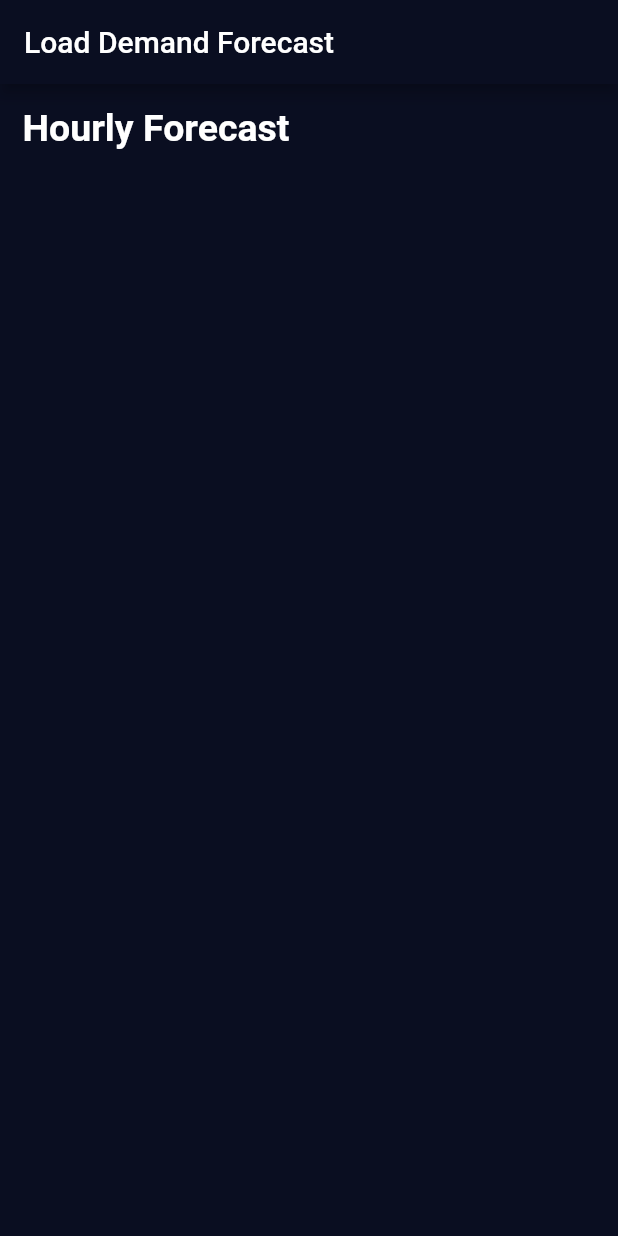
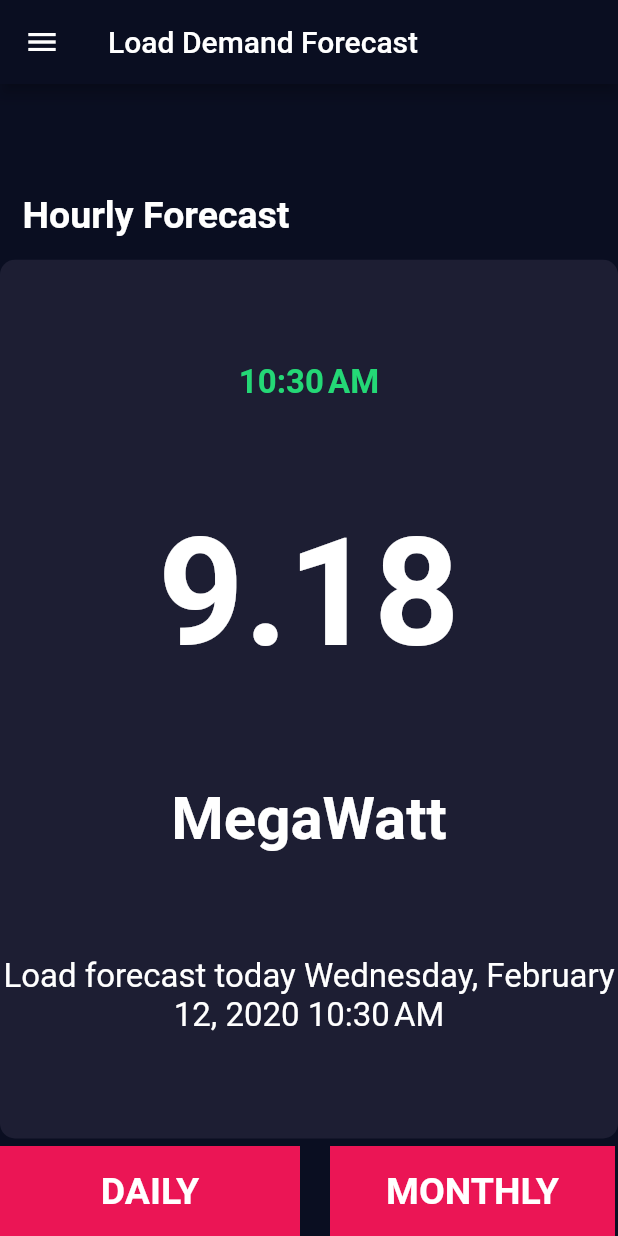
Before and after one commit to Ghaffaru15/load-demand-forecast-mobile, a Flutter app: the screen it shows after launch, on a phone screen of 412 x 824 dp. Run offline on Flutter 3.47's test engine with Material 2 defaults, Android fonts, the phone set to English and light mode, and no system bars; our stand-ins replace modal_progress_hud; network calls fail.

Commit message:
ui design

```diff
--- a/lib/main.dart
+++ b/lib/main.dart
@@ -1,4 +1,9 @@
 import 'package:flutter/material.dart';
+import 'package:intl/intl.dart';
+import 'package:http/http.dart' as http;
+import 'dart:io';
+import 'dart:convert';
+import 'package:modal_progress_hud/modal_progress_hud.dart';
 
 void main() => runApp(MyApp());
 
@@ -8,6 +13,58 @@ class MyApp extends StatefulWidget {
 }
 
 class _MyAppState extends State<MyApp> {
+
+  bool showSpinner = false;
+
+  var now = DateTime.now();
+  double humidity;
+  double temperature;
+
+  double prediction;
+
+  Future fetchWeatherData() async {
+
+    final http.Response response = await http.get('http://api.openweathermap.org/data/2.5/weather?q=Ghana,sunyani&appid=e3311f6761891b3558c08b64e1a9bcf9');
+    print(response.statusCode);
+  }
+  Future predictHourly() async {
+    var data = {
+      "day": DateTime.now().day,
+      "hour": DateTime.now().hour,
+      "month": DateTime.now().month,
+      "humidity": 23.12,
+      "temperature": 12.44
+    };
+    var jsonData = json.encode(data);
+
+    final http.Response response = await http.post('https://load-demand-forecast.herokuapp.com/api/predict/hourly',
+        headers: {
+          'Content-Type': 'application/json',
+          'accept': 'application/json'
+        },
+        body: jsonData);
+
+    print(response.body);
+  }
+
+  @override
+  void initState() {
+
+    showSpinner = true;
+    predictHourly();
+    fetchWeatherData();
+    showSpinner = false;
+    print(DateTime.now().day);
+    super.initState();
+  }
+
+  @override
+  void didUpdateWidget(MyApp oldWidget) {
+    predictHourly();
+//    print(DateTime.now().day);
+    super.didUpdateWidget(oldWidget);
+  }
+
   @override
   Widget build(BuildContext context) {
     return MaterialApp(
@@ -15,28 +72,109 @@ class _MyAppState extends State<MyApp> {
           primaryColor: Color(0xFF0A0E21),
           accentColor: Colors.purple,
           scaffoldBackgroundColor: Color(0xFF0A0E21),
-        textTheme: TextTheme(body1: TextStyle(color: Colors.white))
-      ),
+          textTheme: TextTheme(body1: TextStyle(color: Colors.white))),
       debugShowCheckedModeBanner: false,
       title: "hi",
       home: Scaffold(
+        drawer: Drawer(),
         appBar: AppBar(
           title: Text('Load Demand Forecast'),
         ),
-        body: Column(
+        body: ModalProgressHUD(
+          inAsyncCall: showSpinner,
+          child: Column(
             crossAxisAlignment: CrossAxisAlignment.stretch,
             mainAxisAlignment: MainAxisAlignment.center,
             children: <Widget>[
               Expanded(
                 child: Container(
+                  alignment: Alignment.bottomLeft,
                   child: Text(
                     'Hourly Forecast',
                     style: TextStyle(fontSize: 25.0, fontWeight: FontWeight.bold),
                   ),
                   padding: EdgeInsets.all(15.0),
                 ),
+              ),
+              Expanded(
+                flex: 5,
+                child: Container(
+                  decoration: BoxDecoration(
+                    borderRadius: BorderRadius.circular(10.0),
+                    color: Color(0xFF1D1E33),
+                  ),
+                  child: Column(
+                    mainAxisAlignment: MainAxisAlignment.spaceEvenly,
+                    crossAxisAlignment: CrossAxisAlignment.center,
+                    children: <Widget>[
+                      Text(
+                        DateFormat.jm().format(DateTime.now()),
+                        style: TextStyle(
+                            color: Color(0xFF24D876),
+                            fontSize: 22.0,
+                            fontWeight: FontWeight.bold),
+                      ),
+                      Text(
+                        '9.18',
+                        style: TextStyle(
+                            fontWeight: FontWeight.bold, fontSize: 100.0),
+                      ),
+                      Text(
+                        'MegaWatt',
+                        style: TextStyle(
+                            fontSize: 40.0, fontWeight: FontWeight.bold),
+                      ),
+                      Text(
+                        'Load forecast today ' +
+                            DateFormat.yMMMMEEEEd().format(DateTime.now()) +
+                            ' ' +
+                            DateFormat.jm().format(DateTime.now()),
+                        textAlign: TextAlign.center,
+                        style: TextStyle(fontSize: 22.0),
                       )
                     ],
+                  ),
+                ),
+              ),
+              Row(
+                children: <Widget>[
+                  GestureDetector(
+                    child: Container(
+                      child: Center(
+                        child: Text(
+                          'DAILY',
+                          style: TextStyle(
+                              fontSize: 25.0, fontWeight: FontWeight.bold),
+                        ),
+                      ),
+                      color: Color(0xFFEB1555),
+                      margin: EdgeInsets.only(top: 5.0),
+                      width: 200,
+                      height: 60.0,
+                    ),
+                  ),
+                  SizedBox(
+                    width: 20,
+                  ),
+                  GestureDetector(
+                    child: Container(
+                      child: Center(
+                        child: Text(
+                          'MONTHLY',
+                          style: TextStyle(
+                              fontSize: 25.0, fontWeight: FontWeight.bold),
+                        ),
+                      ),
+                      color: Color(0xFFEB1555),
+                      margin: EdgeInsets.only(top: 5.0),
+                      width: 190,
+                      height: 60.0,
+                    ),
+                  )
+                ],
+              )
+            ],
+          ),
         ),
       ),
     );
--- a/pubspec.yaml
+++ b/pubspec.yaml
@@ -24,6 +24,8 @@ dependencies:
   # Use with the CupertinoIcons class for iOS style icons.
   cupertino_icons: ^0.1.2
   http: ^0.12.0+4
+  intl: ^0.15.7
+  modal_progress_hud: ^0.1.3
 
 dev_dependencies:
   flutter_test:
```
Also changed, not shown: pubspec.lock. Lines whose indentation alone changed are shown as unchanged.
